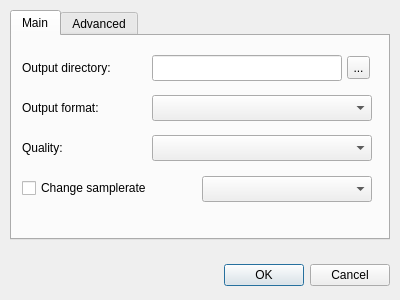
Above: src/settingsdialog.ui from Bleuzen/FFaudioConverter before the change. Below: the same form after it.
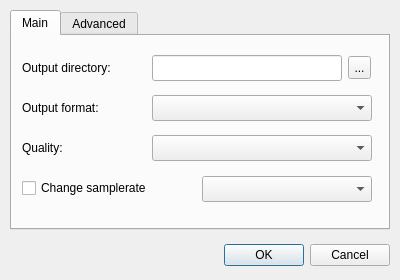
That is the form after the change.

```diff
--- a/src/settingsdialog.ui
+++ b/src/settingsdialog.ui
@@ -7,7 +7,7 @@
     <x>0</x>
     <y>0</y>
     <width>400</width>
-    <height>300</height>
+    <height>280</height>
    </rect>
   </property>
   <property name="windowTitle">
@@ -17,7 +17,7 @@
    <property name="geometry">
     <rect>
      <x>10</x>
-     <y>260</y>
+     <y>240</y>
      <width>380</width>
      <height>30</height>
     </rect>
@@ -35,7 +35,7 @@
      <x>10</x>
      <y>10</y>
      <width>380</width>
-     <height>230</height>
+     <height>220</height>
     </rect>
    </property>
    <property name="currentIndex">
@@ -143,7 +143,7 @@
     <widget class="QToolButton" name="toolButton_SelectOutputDirectory">
      <property name="geometry">
       <rect>
-       <x>335</x>
+       <x>336</x>
        <y>20</y>
        <width>23</width>
        <height>23</height>
```
